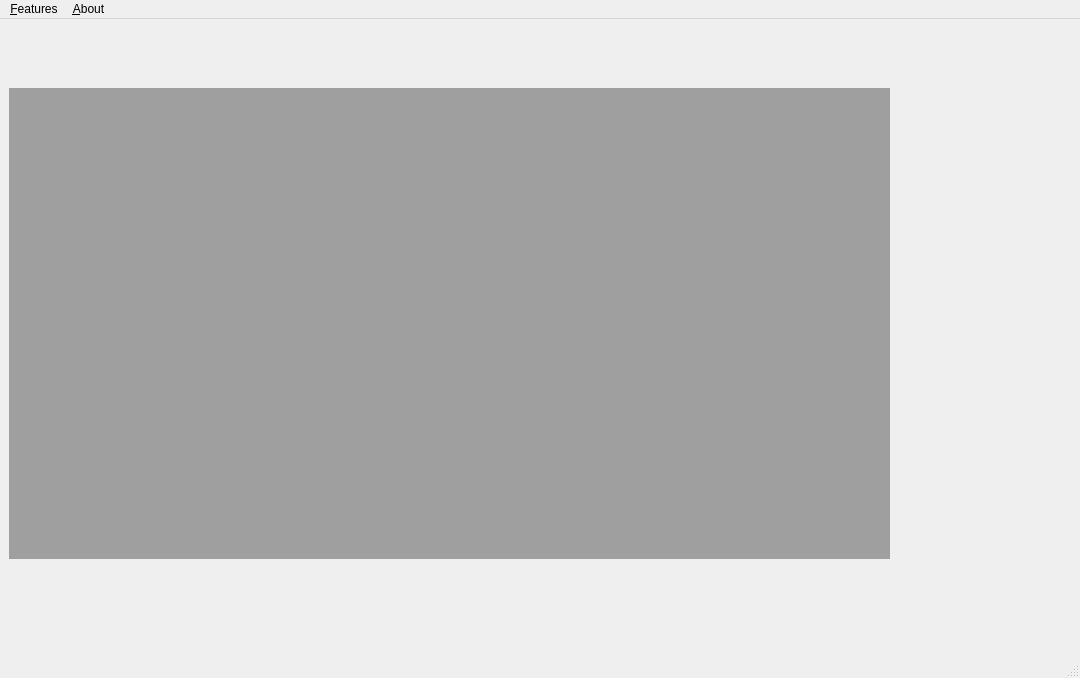
Old version of the form app/ui/main_window.ui in the repository HansBug/dgdvapp.
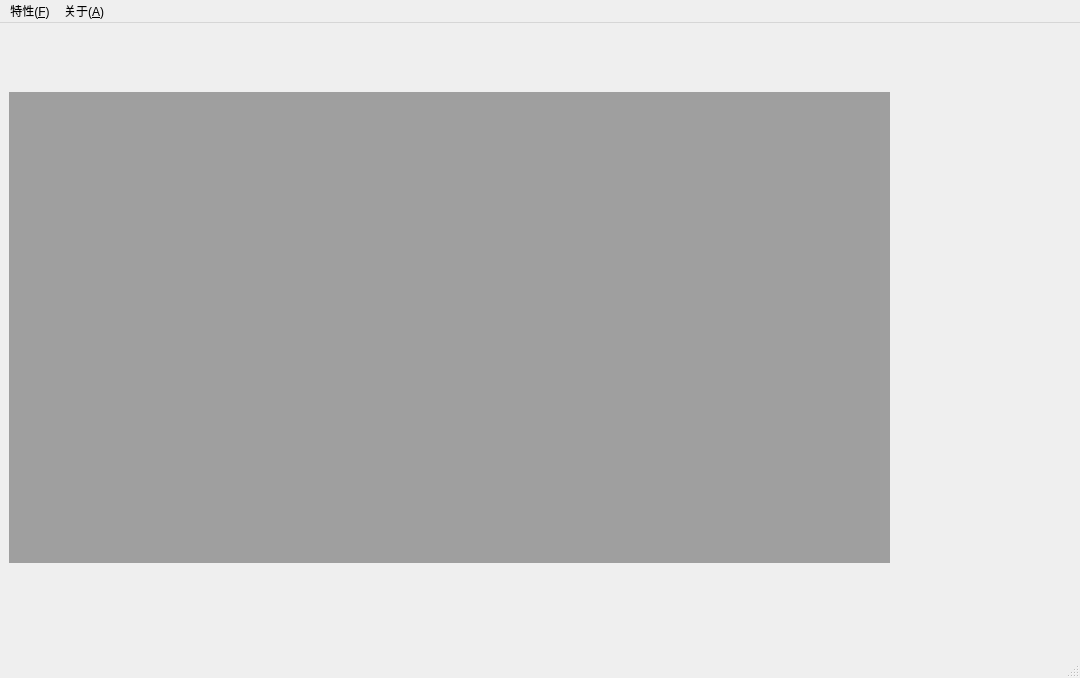
New version of the form.

Commit message: dev(hansbug): rename 2 labels as chinese

Diff of the .ui file:
```diff
--- a/app/ui/main_window.ui
+++ b/app/ui/main_window.ui
@@ -39,7 +39,7 @@
    </property>
    <widget class="QMenu" name="menu_feature">
     <property name="title">
-     <string>&amp;Features</string>
+     <string>特性(&amp;F)</string>
     </property>
     <addaction name="action_data_generation"/>
     <addaction name="separator"/>
@@ -55,7 +55,7 @@
    </widget>
    <widget class="QMenu" name="menu_About">
     <property name="title">
-     <string>&amp;About</string>
+     <string>关于(&amp;A)</string>
     </property>
     <addaction name="action_application"/>
    </widget>
```
